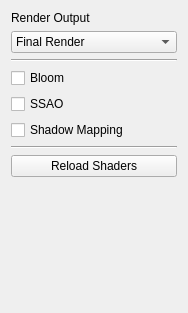
The window that DockTest/rendering.ui (0000duck/Qt-Engine) describes before a commit, drawn with Qt 5.
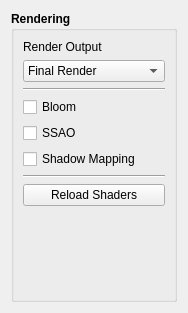
The same window after the commit.

What changed in the file:
```diff
--- a/DockTest/rendering.ui
+++ b/DockTest/rendering.ui
@@ -15,7 +15,25 @@
   </property>
   <layout class="QVBoxLayout" name="verticalLayout">
    <item>
+    <widget class="QGroupBox" name="groupBox">
+     <property name="font">
+      <font>
+       <weight>75</weight>
+       <bold>true</bold>
+      </font>
+     </property>
+     <property name="title">
+      <string>Rendering</string>
+     </property>
+     <layout class="QVBoxLayout" name="verticalLayout_2">
+      <item>
     <widget class="QLabel" name="RenderOutput">
+        <property name="font">
+         <font>
+          <weight>50</weight>
+          <bold>false</bold>
+         </font>
+        </property>
      <property name="text">
       <string>Render Output</string>
      </property>
@@ -23,6 +41,12 @@
    </item>
    <item>
     <widget class="QComboBox" name="finalRender">
+        <property name="font">
+         <font>
+          <weight>50</weight>
+          <bold>false</bold>
+         </font>
+        </property>
      <property name="editable">
       <bool>false</bool>
      </property>
@@ -48,6 +72,12 @@
    </item>
    <item>
     <widget class="QCheckBox" name="bloom">
+        <property name="font">
+         <font>
+          <weight>50</weight>
+          <bold>false</bold>
+         </font>
+        </property>
      <property name="text">
       <string>Bloom</string>
      </property>
@@ -55,6 +85,12 @@
    </item>
    <item>
     <widget class="QCheckBox" name="SSAO">
+        <property name="font">
+         <font>
+          <weight>50</weight>
+          <bold>false</bold>
+         </font>
+        </property>
      <property name="text">
       <string>SSAO</string>
      </property>
@@ -62,6 +98,12 @@
    </item>
    <item>
     <widget class="QCheckBox" name="shadowMapping">
+        <property name="font">
+         <font>
+          <weight>50</weight>
+          <bold>false</bold>
+         </font>
+        </property>
      <property name="text">
       <string>Shadow Mapping</string>
      </property>
@@ -76,6 +118,12 @@
    </item>
    <item>
     <widget class="QPushButton" name="reloadShaders">
+        <property name="font">
+         <font>
+          <weight>50</weight>
+          <bold>false</bold>
+         </font>
+        </property>
      <property name="text">
       <string>Reload Shaders</string>
      </property>
@@ -89,10 +137,13 @@
      <property name="sizeHint" stdset="0">
       <size>
        <width>20</width>
-       <height>131</height>
+          <height>40</height>
       </size>
      </property>
     </spacer>
+      </item>
+     </layout>
+    </widget>
    </item>
   </layout>
  </widget>
```
Lines whose indentation alone changed are shown as unchanged.
